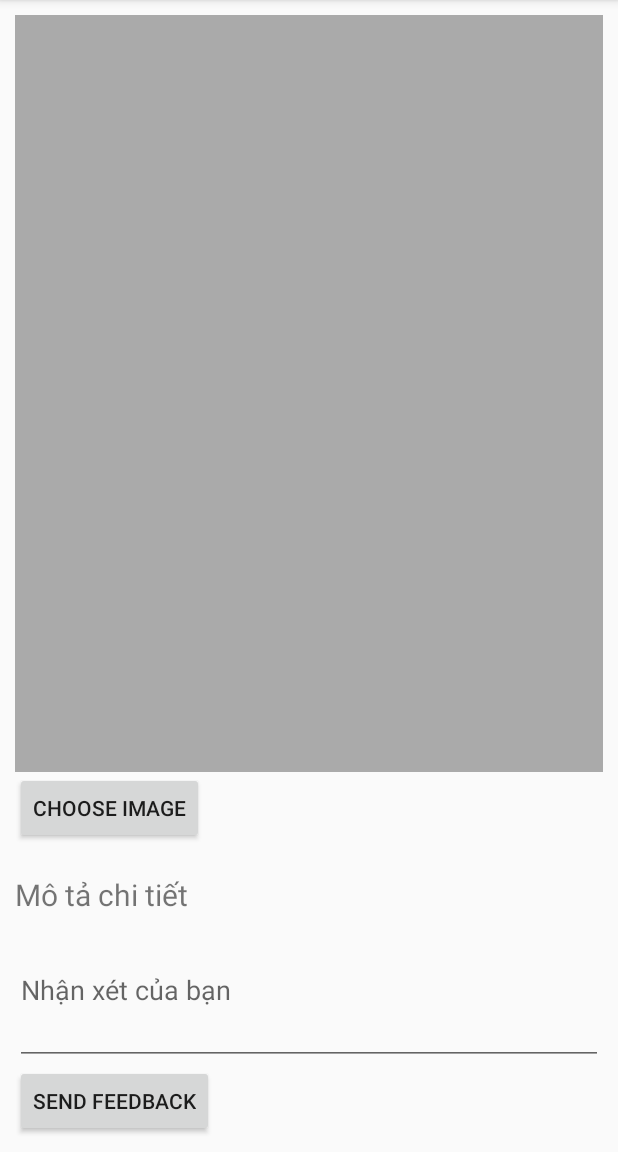
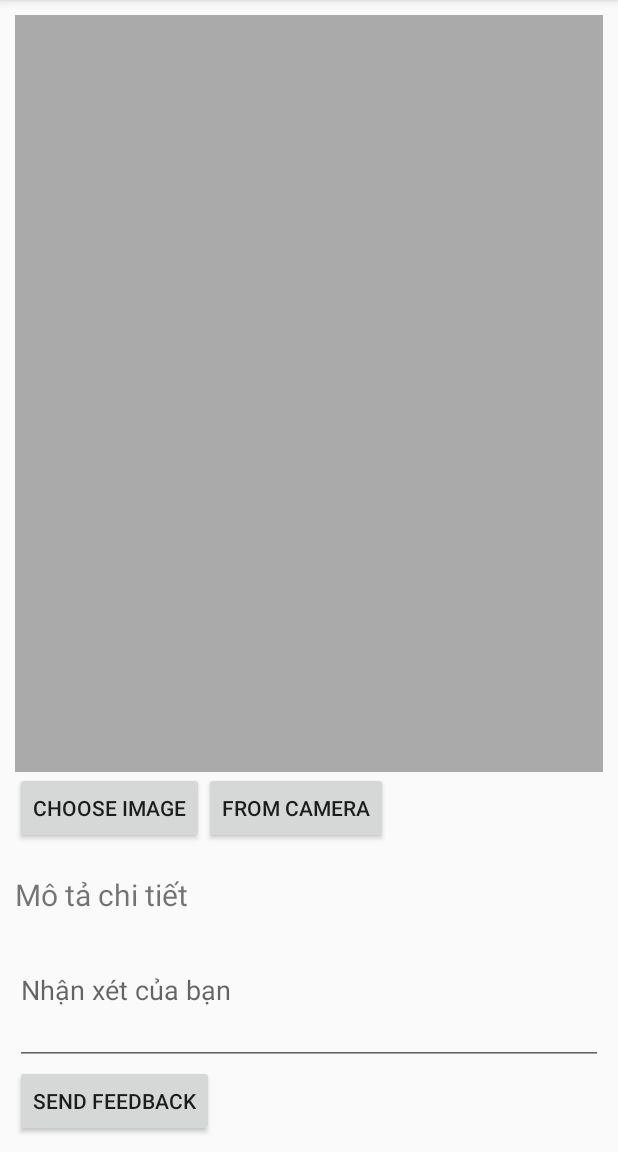
Before and after one commit to licod1997/safety-observation-client, an Android app: the SendFeedbackActivity screen opened directly, with no data from a screen before it, after a tap on "SEND FEEDBACK", on a phone screen of 412 x 824 dp, the part 84-1236 px from its top. Run offline under Robolectric (Android 15) with nearby library versions, the phone set to English and light mode, and no system bars; libraries missing offline, so code that uses them is left out: pl.aprilapps.easyphotopicker; 3 statements that could not run were skipped.

Commit message:
[Nhat Anh]  add new function: Taking image from camera

```diff
--- a/app/src/main/java/vn/edu/fpt/MainActivity.java
+++ b/app/src/main/java/vn/edu/fpt/MainActivity.java
@@ -32,6 +32,7 @@ public class MainActivity extends AppCompatActivity implements View.OnClickListe
         edtPassword = (EditText) findViewById( R.id.edtPassword );
         btnLogin = (Button) findViewById( R.id.btnLogin );
         btnFeedback = (Button)findViewById(R.id.btnFeedback);
+
 
 
         btnLogin.setOnClickListener(this);
--- a/app/src/main/java/vn/edu/fpt/SendFeedbackActivity.java
+++ b/app/src/main/java/vn/edu/fpt/SendFeedbackActivity.java
@@ -43,7 +43,7 @@ public class SendFeedbackActivity extends AppCompatActivity implements View.OnCl
     private static final String PHOTOS_KEY = "feedback_photos_list";
 
 
-    private Button btnChooseImage, btnSendFeedback;
+    private Button btnChooseImage, btnSendFeedback, btnCamera;
 
     private EditText edtFeedbackDescription;
     private ImagesAdapter imagesAdapter;
@@ -77,6 +77,10 @@ public class SendFeedbackActivity extends AppCompatActivity implements View.OnCl
         btnChooseImage = findViewById(R.id.btnChooseImage);
         btnSendFeedback = findViewById(R.id.btnSendFeedback);
 
+        btnCamera = (Button) findViewById(R.id.btnCamera);
+        btnCamera.setOnClickListener(this);
+
+
         btnChooseImage.setOnClickListener(this);
         btnSendFeedback.setOnClickListener(this);
 
@@ -93,6 +97,9 @@ public class SendFeedbackActivity extends AppCompatActivity implements View.OnCl
                 break;
             case R.id.btnSendFeedback:
                 sendFeedback();
+                break;
+            case R.id.btnCamera:
+                EasyImage.openCamera(SendFeedbackActivity.this,0);
                 break;
         }
     }
@@ -113,14 +120,8 @@ public class SendFeedbackActivity extends AppCompatActivity implements View.OnCl
 
             @Override
             public void onImagesPicked(List<File> imagesFiles, EasyImage.ImageSource source, int type) {
-                //Handle the images
-//
-                if(imagesFiles.size()<4){
-                    Toast.makeText(SendFeedbackActivity.this,"Chọn ít nhất 4 hình",Toast.LENGTH_LONG).show();
-                }else{
-                    onPhotosReturned(imagesFiles);
+                onPhotosReturned(imagesFiles);
 
-                }
 
             }
         });
@@ -128,6 +129,10 @@ public class SendFeedbackActivity extends AppCompatActivity implements View.OnCl
 
 
     private void sendFeedback(){
+        if(listImageSelected.size()<4){
+            Toast.makeText(SendFeedbackActivity.this,"Chọn ít nhất 4 hình",Toast.LENGTH_LONG).show();
+            return;
+        }
         pd = new ProgressDialog(SendFeedbackActivity.this); // API <26
         pd.setMessage("Sending Feedback");
         pd.show();
--- a/app/src/main/res/layout/activity_send_feedback.xml
+++ b/app/src/main/res/layout/activity_send_feedback.xml
@@ -25,11 +25,22 @@
             android:gravity="center"
             android:padding="10dp" />
 
-        <Button
-            android:id="@+id/btnChooseImage"
-            android:layout_width="wrap_content"
-            android:layout_height="wrap_content"
-            android:text="Choose Image" />
+       <LinearLayout
+           android:orientation="horizontal"
+           android:layout_width="match_parent"
+           android:layout_height="wrap_content">
+           <Button
+               android:id="@+id/btnChooseImage"
+               android:layout_width="wrap_content"
+               android:layout_height="wrap_content"
+               android:text="Choose Image" />
+           <Button
+               android:id="@+id/btnCamera"
+               android:layout_width="wrap_content"
+               android:layout_height="wrap_content"
+               android:text="From Camera" />
+
+       </LinearLayout>
 
 
     </LinearLayout>
```
